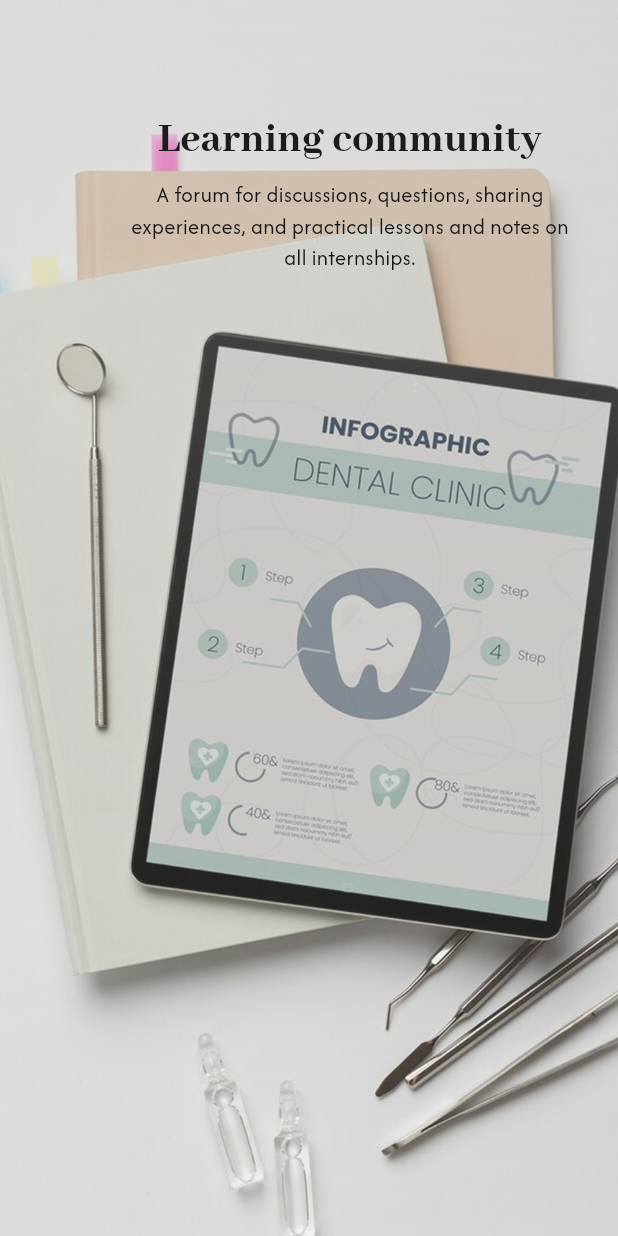
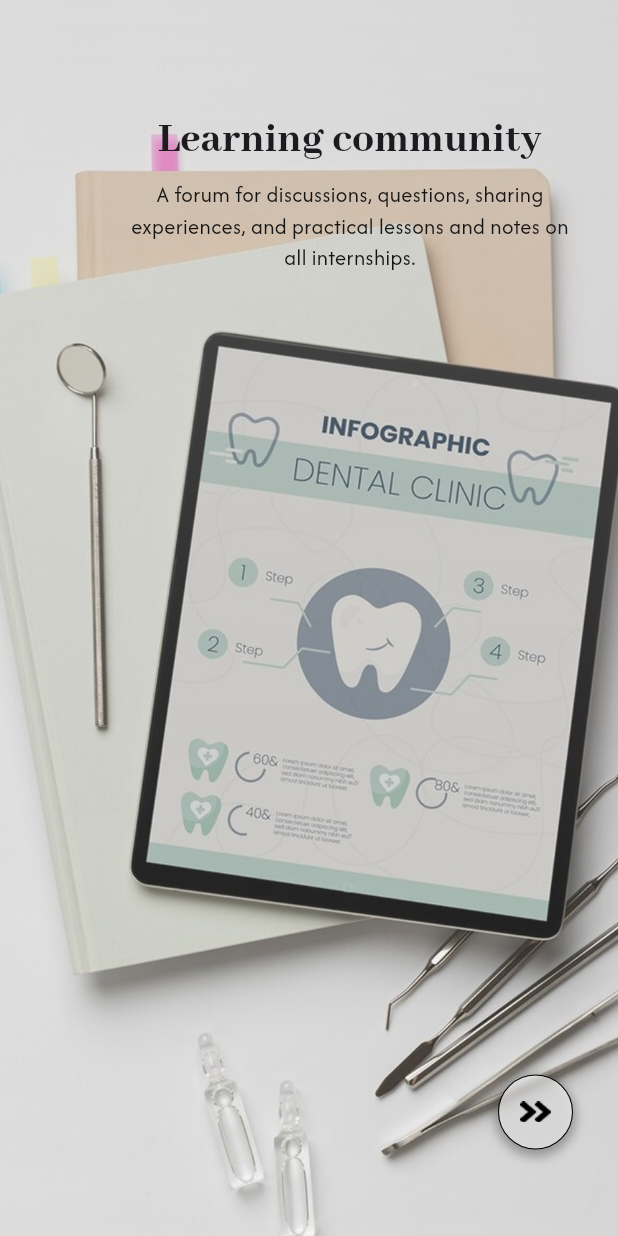
Before and after one commit to Farojeh/DenTech-Smile, a Flutter app: the screen it shows after launch, swiped to page 3, on a phone screen of 412 x 824 dp. Run offline on Flutter 3.47's test engine with Material 3 defaults, Android fonts, the light colour scheme and no system bars; our stand-ins replace bloc, device_preview, dio, flutter_bloc, go_router.

Commit message:
on boarding views and role selection page

```diff
--- a/lib/Auth/on_boarding/view/on_boarding.dart
+++ b/lib/Auth/on_boarding/view/on_boarding.dart
@@ -1,7 +1,7 @@
-import 'package:dentech_smile/Auth/on_boarding/controller/cubit/on_boarding_cubit.dart';
-import 'package:dentech_smile/core/utils/static.dart';
+import 'package:dentech_smile/Auth/on_boarding/view/widget/on_boarding_body.dart';
+import 'package:dentech_smile/Auth/on_boarding/view/widget/on_boarding_button.dart';
 import 'package:flutter/material.dart';
-import 'package:flutter_bloc/flutter_bloc.dart';
+
 
 class Onboarding extends StatelessWidget {
   const Onboarding({super.key});
@@ -9,83 +9,12 @@ class Onboarding extends StatelessWidget {
   @override
   Widget build(BuildContext context) {
     return Scaffold(
-      body: BlocBuilder<OnBoardingCubit, OnBoardingState>(
-        builder: (context, state) {
-          final cubit = context.read<OnBoardingCubit>();
-          return SizedBox(
-            height: MediaQuery.of(context).size.height,
-            width: MediaQuery.of(context).size.width,
-            child: PageView.builder(
-                controller: cubit.controller,
-                itemCount: state.pageArray.length,
-                itemBuilder: (context, index) => Container(
-                      height: MediaQuery.of(context).size.width,
-                      width: MediaQuery.of(context).size.width,
-                      child: Stack(
-                        children: [
-                          Image.asset(
-                            state.pageArray[index]["image"],
-                            height: MediaQuery.of(context).size.height,
-                            width: MediaQuery.of(context).size.height,
-                            fit: BoxFit.cover,
-                          ),
-                          Container(
-                              height: MediaQuery.of(context).size.height,
-                              width: MediaQuery.of(context).size.height,
-                              decoration: BoxDecoration(
-                                gradient: LinearGradient(
-                                  begin: Alignment.topCenter,
-                                  end: Alignment.bottomCenter,
-                                  colors: [
-                                    const Color(0xFF737373).withOpacity(0.15),
-                                    const Color(0xFFFFFDFD).withOpacity(0.05),
-                                  ],
-                                ),
-                              )),
-                          Positioned(
-                            top: 600*100/MediaQuery.of(context).size.height,
-                            right: 20,
-                            child: SizedBox(
-                              height: 200,
-                              width: MediaQuery.of(context).size.width * 0.77,
-                              child: Column(
-                                mainAxisAlignment: MainAxisAlignment.start,
-                                crossAxisAlignment: CrossAxisAlignment.center,
-                                children: [
-                                  Text(
-                                    state.pageArray[index]["title"],
-                                    style: TextStyle(
-                                      fontFamily: Static.abhayaLibrefont,
-                                      fontSize: 29,
-                                    ),
-                                    textAlign: TextAlign.center,
-                                  ),
-                                 const SizedBox(
-                                    height: 5,
-                                  ),
-                                  Padding(
-                                    padding: const EdgeInsets.symmetric(
-                                        horizontal: 10),
-                                    child: Text(
-                                      state.pageArray[index]["subtitle"],
-                                      style: TextStyle(
-                                          fontFamily: Static.afacadfont,
-                                          fontWeight: FontWeight.w400,
-                                          fontSize: 15,
-                                          color: Color(0xff151515)),
-                                      textAlign: TextAlign.center,
-                                    ),
-                                  ),
-                                ],
-                              ),
-                            ),
-                          )
-                        ],
-                      ),
-                    )),
-          );
-        },
+        body: SizedBox(
+      height: MediaQuery.of(context).size.height,
+      width: MediaQuery.of(context).size.width,
+      child: const Stack(
+        children: [Onboardingbody(), Onboardingbutton()],
       ),
-    );
+    ));
   }
 }
--- /dev/null
+++ b/lib/Auth/on_boarding/view/widget/on_boarding_body.dart
@@ -0,0 +1,48 @@
+import 'package:dentech_smile/Auth/on_boarding/controller/cubit/on_boarding_cubit.dart';
+import 'package:dentech_smile/Auth/on_boarding/view/widget/on_boarding_title.dart';
+import 'package:flutter/material.dart';
+import 'package:flutter_bloc/flutter_bloc.dart';
+
+class Onboardingbody extends StatelessWidget {
+  const Onboardingbody({super.key});
+
+  @override
+  Widget build(BuildContext context) {
+    return BlocBuilder<OnBoardingCubit, OnBoardingState>(
+      builder: (context, state) {
+        final cubit = context.read<OnBoardingCubit>();
+        return PageView.builder(
+            controller: cubit.controller,
+            itemCount: state.pageArray.length,
+            itemBuilder: (context, index) => SizedBox(
+                  height: MediaQuery.of(context).size.width,
+                  width: MediaQuery.of(context).size.width,
+                  child: Stack(
+                    children: [
+                      Image.asset(
+                        state.pageArray[index]["image"],
+                        height: MediaQuery.of(context).size.height,
+                        width: MediaQuery.of(context).size.height,
+                        fit: BoxFit.cover,
+                      ),
+                      Container(
+                          height: MediaQuery.of(context).size.height,
+                          width: MediaQuery.of(context).size.height,
+                          decoration: BoxDecoration(
+                            gradient: LinearGradient(
+                              begin: Alignment.topCenter,
+                              end: Alignment.bottomCenter,
+                              colors: [
+                                const Color(0xFF737373).withOpacity(0.15),
+                                const Color(0xFFFFFDFD).withOpacity(0.05),
+                              ],
+                            ),
+                          )),
+                      Onboardingtitle(index: index,),
+                    ],
+                  ),
+                ));
+      },
+    );
+  }
+}
--- /dev/null
+++ b/lib/Auth/on_boarding/view/widget/on_boarding_button.dart
@@ -0,0 +1,56 @@
+import 'package:dentech_smile/Auth/on_boarding/controller/cubit/on_boarding_cubit.dart';
+import 'package:dentech_smile/core/utils/app_router.dart';
+import 'package:flutter/material.dart';
+import 'package:flutter_bloc/flutter_bloc.dart';
+import 'package:go_router/go_router.dart';
+
+class Onboardingbutton extends StatelessWidget {
+  const Onboardingbutton({super.key});
+
+  @override
+  Widget build(BuildContext context) {
+    return BlocBuilder<OnBoardingCubit, OnBoardingState>(
+      builder: (context, state) {
+        final cubit = context.read<OnBoardingCubit>();
+        return Positioned(
+          bottom: MediaQuery.of(context).size.height *
+              0.07,
+          right: 30,
+          child: InkWell(
+            onTap: () {
+              if (state.selectPage >= 3) {
+                GoRouter.of(context).pushReplacement(AppRouter.roleSelectionPage);
+              } else {
+                cubit.nextPage(state.selectPage);
+              }
+            },
+            child: Container(
+              padding:const EdgeInsets.all(14),
+              height: 50,
+              width: 50,
+              decoration: BoxDecoration(
+                color:const Color(0xffF2F2F2).withOpacity(0.7),
+                shape: BoxShape.circle,
+                border: Border.all(
+                  color: Colors.black,
+                  width: 0.7,
+                ),
+                boxShadow: [
+                  BoxShadow(
+                    color: Colors.black.withOpacity(0.3),
+                    spreadRadius: 2,
+                    blurRadius: 5,
+                    offset:const Offset(0, 3),
+                  ),
+                ],
+              ),
+              child: Image.asset(
+                "assets/images/Vector.png",
+              ),
+            ),
+          ),
+        );
+      },
+    );
+  }
+}
--- /dev/null
+++ b/lib/Auth/on_boarding/view/widget/on_boarding_title.dart
@@ -0,0 +1,54 @@
+import 'package:dentech_smile/Auth/on_boarding/controller/cubit/on_boarding_cubit.dart';
+import 'package:dentech_smile/core/utils/static.dart';
+import 'package:flutter/material.dart';
+import 'package:flutter_bloc/flutter_bloc.dart';
+
+class Onboardingtitle extends StatelessWidget {
+  final int index ;
+  const Onboardingtitle({super.key, required this.index});
+
+  @override
+  Widget build(BuildContext context) {
+    return BlocBuilder<OnBoardingCubit, OnBoardingState>(
+      builder: (context, state) {
+        return Positioned(
+          top: 600 * 100 / MediaQuery.of(context).size.height,
+          right: 20,
+          child: SizedBox(
+            height: 200,
+            width: MediaQuery.of(context).size.width * 0.77,
+            child: Column(
+              mainAxisAlignment: MainAxisAlignment.start,
+              crossAxisAlignment: CrossAxisAlignment.center,
+              children: [
+                Text(
+                  state.pageArray[index]["title"],
+                  style: TextStyle(
+                    fontFamily: Static.abhayaLibrefont,
+                    fontSize: 29,
+                  ),
+                  textAlign: TextAlign.center,
+                ),
+                const SizedBox(
+                  height: 5,
+                ),
+                Padding(
+                  padding: const EdgeInsets.symmetric(horizontal: 10),
+                  child: Text(
+                    state.pageArray[index]["subtitle"],
+                    style: TextStyle(
+                        fontFamily: Static.afacadfont,
+                        fontWeight: FontWeight.w400,
+                        fontSize: 15,
+                        color: Color(0xff151515)),
+                    textAlign: TextAlign.center,
+                  ),
+                ),
+              ],
+            ),
+          ),
+        );
+      },
+    );
+  }
+}
--- a/lib/core/utils/app_router.dart
+++ b/lib/core/utils/app_router.dart
@@ -1,13 +1,16 @@
 import 'package:dentech_smile/Auth/on_boarding/controller/cubit/on_boarding_cubit.dart';
 import 'package:dentech_smile/Auth/on_boarding/view/on_boarding.dart';
+import 'package:dentech_smile/Auth/on_boarding/view/role_selection_page.dart';
 import 'package:dentech_smile/Auth/splash_view/splash_view.dart';
 import 'package:flutter_bloc/flutter_bloc.dart';
 import 'package:go_router/go_router.dart';
 
 abstract class AppRouter {
   static const welcomView = "/onBoarding";
+  static const roleSelectionPage = "/roleSelectionPage";
 
   static final router = GoRouter(
+    initialLocation: '/',
     routes: [
       GoRoute(
         path: '/',
@@ -20,6 +23,10 @@ abstract class AppRouter {
           child: const Onboarding(),
         ),
       ),
+      GoRoute(
+        path: roleSelectionPage,
+        builder: (context, state) => const RoleSelectionPage(),
+      ),
     ],
   );
 }
--- a/lib/core/utils/static.dart
+++ b/lib/core/utils/static.dart
@@ -1,6 +1,11 @@
+import 'package:flutter/material.dart';
+
 class Static{
   static String abhayaLibrefont = "AbhayaLibre";
   static String afacadfont = "Afacad";
   static String arialRoundedMTfont = "ArialRoundedMT";
+  static Color basiccolor = Color(0xff006A71);
+  static Color lightcolor = Color(0xff353535);
+
 
 }
--- a/lib/main.dart
+++ b/lib/main.dart
@@ -15,6 +15,8 @@ class MyApp extends StatelessWidget {
   @override
   Widget build(BuildContext context) {
     return MaterialApp.router(
+      locale: DevicePreview.locale(context),
+      builder: DevicePreview.appBuilder,
       routerConfig: AppRouter.router,
       debugShowCheckedModeBanner: false,
       title: 'Flutter Demo',
```
Also changed, not shown: lib/Auth/on_boarding/view/role_selection_page.dart (added, +45 -0 lines), lib/Auth/on_boarding/view/widget/buttom_curve.dart (added, +21 -0 lines), lib/Auth/on_boarding/view/widget/button_part.dart (added, +78 -0 lines), lib/Auth/on_boarding/view/widget/top_role_page.dart (added, +35 -0 lines), lib/widget/custom_button.dart (added, +68 -0 lines), assets/images/Vector.png (added), assets/images/role_page.png (added), assets/images/role_page2.png (added).
